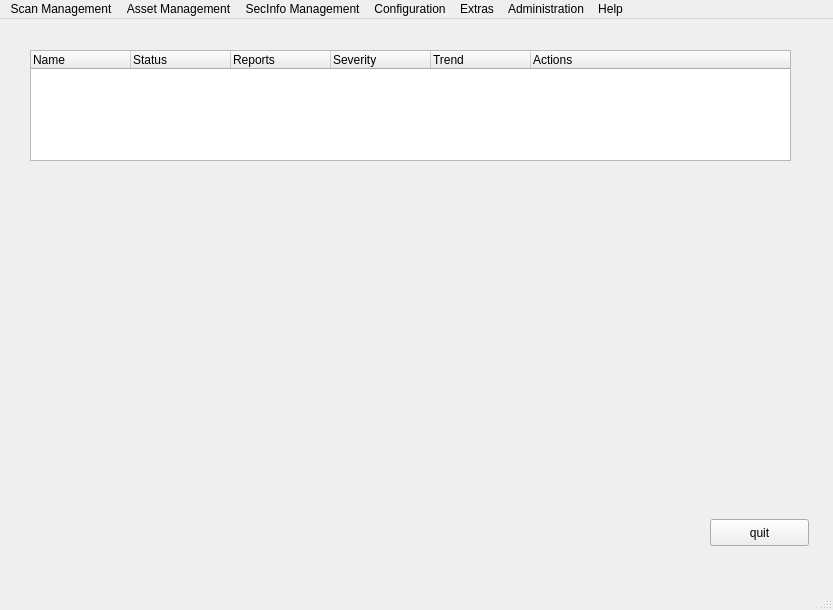
Old version of the form instance.ui in the repository mapleking3/OpenVAS7_GUI_CLIENT.
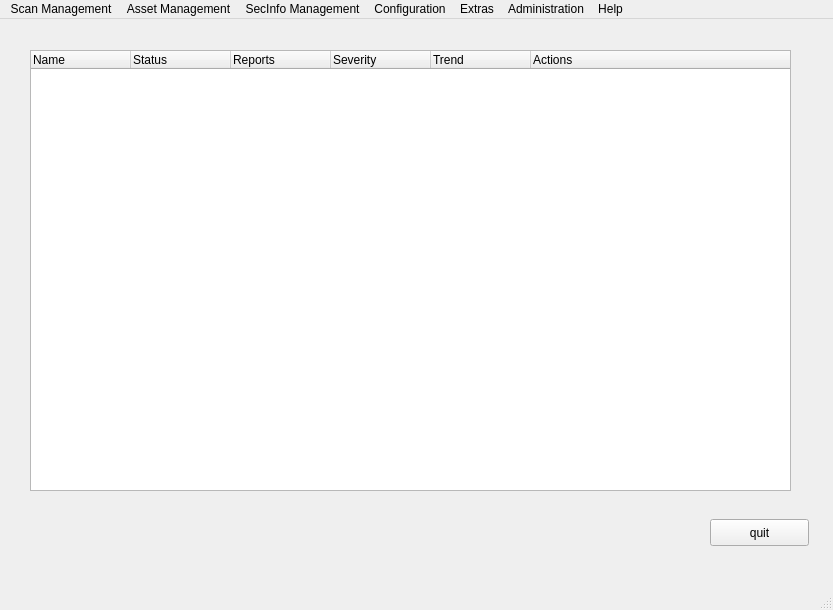
New version of the form.

```diff
--- a/instance.ui
+++ b/instance.ui
@@ -33,7 +33,7 @@
       <x>30</x>
       <y>31</y>
       <width>761</width>
-      <height>111</height>
+      <height>441</height>
      </rect>
     </property>
     <column>
```
